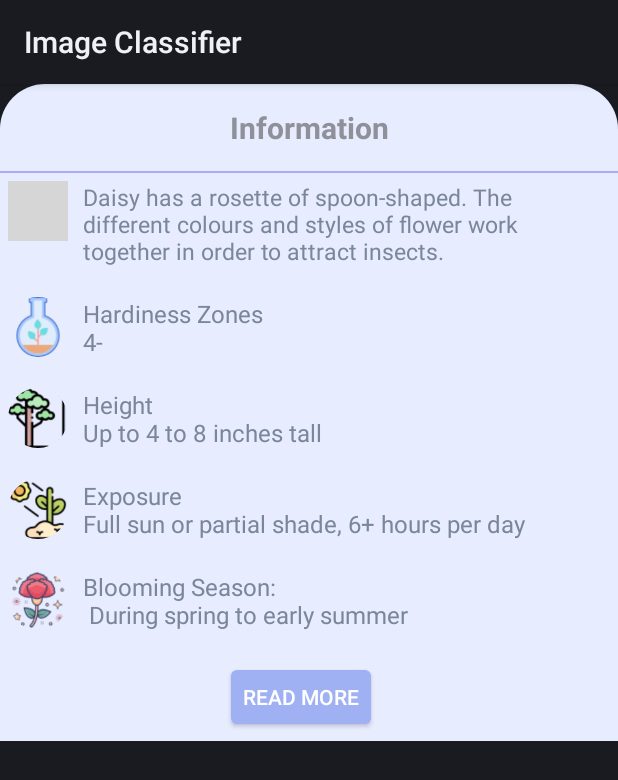
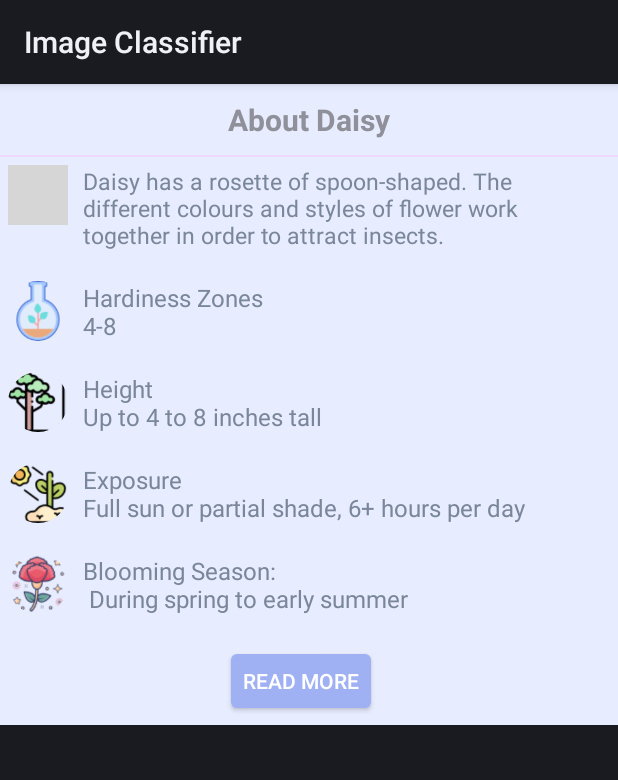
Before and after one commit to aayu5hgit/Image-Classifier, an Android app: the layout activity_daisy.xml on its own in the app's theme, with its tools: preview values and no code run, on a phone screen of 412 x 824 dp. Shown: the top 780 px of the screen. Run offline under Robolectric (Android 15) with nearby library versions, the phone set to English and light mode, and no system bars; plain views replace RoundedImageView; Roboto replaces fonts that are not available here; grey boxes are pictures that could not be loaded.

Commit message:
Bottom sheet Heading + Info btn

```diff
--- a/app/src/main/java/app/ij/mlwithtensorflowlite/MainActivity.java
+++ b/app/src/main/java/app/ij/mlwithtensorflowlite/MainActivity.java
@@ -268,7 +268,6 @@ public class MainActivity extends AppCompatActivity {
                     }
                 });
 
-
             }
 
 //            for(int i = 0; i < classes.length; i++){
--- a/app/src/main/java/app/ij/mlwithtensorflowlite/SplashActivity.java
+++ b/app/src/main/java/app/ij/mlwithtensorflowlite/SplashActivity.java
@@ -60,7 +60,7 @@ public class SplashActivity extends AppCompatActivity {
         intro = findViewById(R.id.lottie);
 
         fadein = AnimationUtils.loadAnimation(getApplicationContext(), R.anim.fadein);
-        name.startAnimation(fadein);
+//        name.startAnimation(fadein);
 
 //        name.animate().translationY(-1600).setDuration(1000).setStartDelay(4000);
 //        intro.animate().translationY(1400).setDuration(1000).setStartDelay(4000);
--- a/app/src/main/res/drawable/bottom_sheet_bg.xml
+++ b/app/src/main/res/drawable/bottom_sheet_bg.xml
@@ -10,6 +10,6 @@
 <!--        android:angle="90"-->
 <!--        />-->
 
-    <corners android:topRightRadius="30dp"
-        android:topLeftRadius="30dp" />
+<!--    <corners android:topRightRadius="30dp"-->
+<!--        android:topLeftRadius="30dp" />-->
 </shape>
--- a/app/src/main/res/layout/activity_daisy.xml
+++ b/app/src/main/res/layout/activity_daisy.xml
@@ -14,15 +14,15 @@
         android:layout_height="wrap_content"
         android:fontFamily="@font/alata"
         android:gravity="center"
-        android:padding="15dp"
-        android:text="Information"
+        android:padding="10dp"
+        android:text="About Daisy"
         android:textSize="20sp"
         android:textStyle="bold" />
 
     <View
         android:layout_width="match_parent"
         android:layout_height="1dp"
-        android:background="#ACA9F8"
+        android:background="#F0D9FD"
         />
 
     <LinearLayout
@@ -94,7 +94,7 @@
                     android:layout_marginStart="10dp"
                     android:layout_marginTop="0dp"
                     android:fontFamily="@font/alata"
-                    android:text="Hardiness Zones\n4-"
+                    android:text="Hardiness Zones\n4-8"
                     android:textColor="#7A869A"
                     android:textSize="16sp" />
             </LinearLayout>
--- a/app/src/main/res/layout/activity_main.xml
+++ b/app/src/main/res/layout/activity_main.xml
@@ -181,13 +181,13 @@
     <ImageButton
         android:id="@+id/infobtn"
         android:layout_width="wrap_content"
-        android:layout_height="40dp"
+        android:layout_height="wrap_content"
         android:layout_alignParentBottom="true"
         android:layout_centerInParent="true"
         android:layout_marginLeft="10dp"
-        android:layout_marginBottom="33dp"
+        android:layout_marginBottom="20dp"
         android:background="#00000000"
         android:src="@drawable/info"
-        android:visibility="invisible" />
+        android:visibility="invisible"/>
 
 </RelativeLayout>
--- a/app/src/main/res/layout/activity_sunflower.xml
+++ b/app/src/main/res/layout/activity_sunflower.xml
@@ -14,15 +14,15 @@
         android:layout_height="wrap_content"
         android:fontFamily="@font/alata"
         android:gravity="center"
-        android:padding="15dp"
-        android:text="Information"
+        android:padding="10dp"
+        android:text="About Sunflower"
         android:textSize="20sp"
         android:textStyle="bold" />
 
     <View
         android:layout_width="match_parent"
         android:layout_height="1dp"
-        android:background="#ACA9F8"
+        android:background="#F0D9FD"
         />
 
     <LinearLayout
--- a/app/src/main/res/layout/activity_tulip.xml
+++ b/app/src/main/res/layout/activity_tulip.xml
@@ -14,15 +14,15 @@
         android:layout_height="wrap_content"
         android:fontFamily="@font/alata"
         android:gravity="center"
-        android:padding="8dp"
-        android:text="Information"
+        android:padding="10dp"
+        android:text="About Tulip"
         android:textSize="20sp"
         android:textStyle="bold" />
 
     <View
         android:layout_width="match_parent"
         android:layout_height="1dp"
-        android:background="#ACA9F8"
+        android:background="#F0D9FD"
         />
 
     <LinearLayout
--- a/app/src/main/res/values/colors.xml
+++ b/app/src/main/res/values/colors.xml
@@ -9,7 +9,7 @@
     <color name="white">#FFFFFFFF</color>
     <color name="slip">#00C8C8C8</color>
     <color name="main">#E0AFF8</color>
-    <color name="main2">#EAF9FE</color>
+    <color name="main2">#D9E3FF</color>
     //onboarding colors
     <color name="background">#F0F4F3</color>
     <color name="buttontext">#50C2C9</color>
```
Also changed, not shown: app/src/main/res/layout/activity_lily.xml (+4 -3 lines), app/src/main/res/drawable/bgmain.png, app/src/main/res/drawable/info.png.
